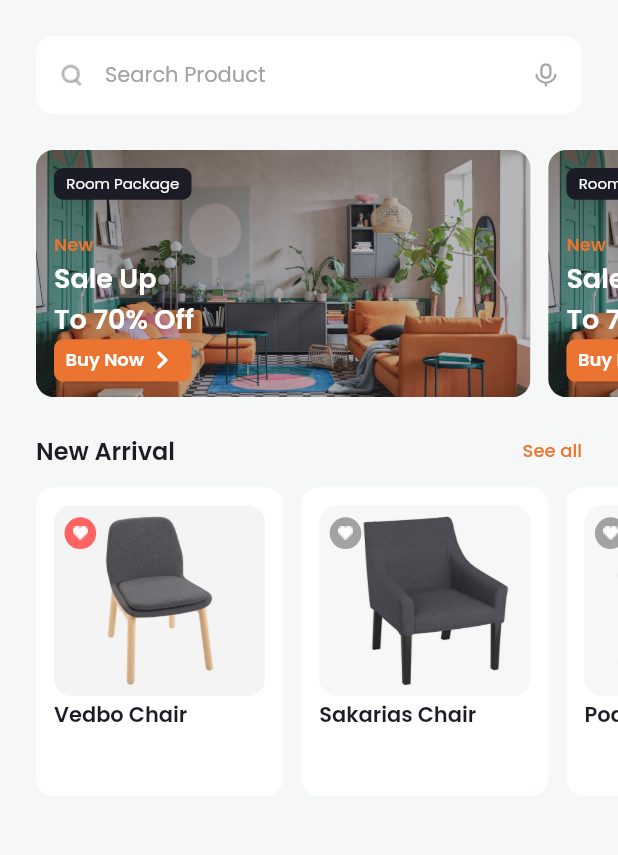
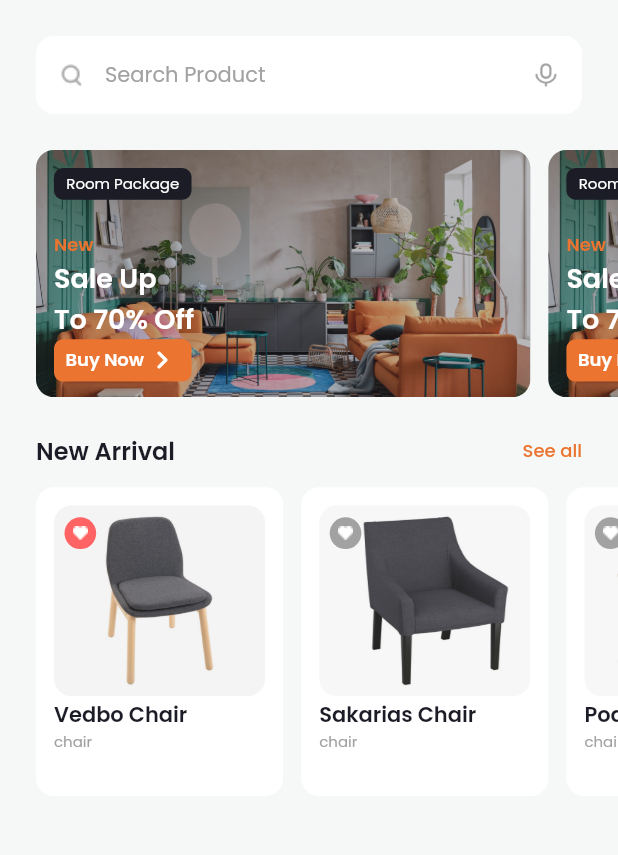
Before and after one commit to LazuardiFadhilah/Furnishop, a Flutter app: the screen it shows after launch, on a phone screen of 412 x 824 dp, the part 72-927 px from its top. Run offline on Flutter 3.47's test engine with Material 2 defaults, Android fonts, the phone set to English and light mode, and no system bars; our stand-ins replace google_fonts.

Commit message:
continue arrival widget

```diff
--- a/lib/main.dart
+++ b/lib/main.dart
@@ -12,7 +12,7 @@ class MyApp extends StatelessWidget {
       debugShowCheckedModeBanner: false,
       initialRoute: '/',
       routes: {
-        '/': (context) => HomeScreen(),
+        '/': (context) => const HomeScreen(),
       },
     );
   }
--- a/lib/screens/home_screen.dart
+++ b/lib/screens/home_screen.dart
@@ -5,14 +5,9 @@ import 'package:furnishop/widgets/arrival_items.dart';
 
 import '../styles.dart';
 import '../datas/items_data.dart';
-import '../datas/categories_data.dart';
 
 class HomeScreen extends StatelessWidget {
-  var catData = categoriesData.where(
-    (element) => element.id == itemsData.map((e) => e.catId).toString(),
-  );
-
-  HomeScreen({super.key});
+  const HomeScreen({super.key});
 
   Widget headerWidget() {
     return Row(
@@ -183,8 +178,6 @@ class HomeScreen extends StatelessWidget {
 
   @override
   Widget build(BuildContext context) {
-    // ignore: avoid_print
-    print(catData);
     return Scaffold(
       backgroundColor: bgColor,
       body: SafeArea(
@@ -260,7 +253,7 @@ class HomeScreen extends StatelessWidget {
                           itmData.title,
                           itmData.desc,
                           itmData.price,
-                          catData.map((e) => e.title).toString(),
+                          itmData.catId,
                           itmData.img,
                           itmData.isFavorite,
                         ),
--- a/lib/widgets/arrival_items.dart
+++ b/lib/widgets/arrival_items.dart
@@ -1,10 +1,11 @@
 import 'package:flutter/material.dart';
+import 'package:furnishop/datas/categories_data.dart';
 import 'package:furnishop/styles.dart';
 // ignore: unused_import
 import '../screens/home_screen.dart';
 
 // ignore: must_be_immutable
-class ArrivalItems extends StatelessWidget {
+class ArrivalItems extends StatefulWidget {
   final String id;
   final String title;
   final String desc;
@@ -18,7 +19,15 @@ class ArrivalItems extends StatelessWidget {
       {super.key});
 
   @override
+  State<ArrivalItems> createState() => _ArrivalItemsState();
+}
+
+class _ArrivalItemsState extends State<ArrivalItems> {
+  @override
   Widget build(BuildContext context) {
+    final catTitle =
+        categoriesData.firstWhere((element) => element.id == widget.catId);
+
     return Row(
       children: [
         Container(
@@ -29,6 +38,18 @@ class ArrivalItems extends StatelessWidget {
             borderRadius: BorderRadius.circular(12),
             color: whiteColor,
           ),
+          child: GestureDetector(
+            onDoubleTap: (() {
+              setState(
+                () {
+                  if (widget.isFavorite == false) {
+                    widget.isFavorite = true;
+                  } else {
+                    widget.isFavorite = false;
+                  }
+                },
+              );
+            }),
             child: LayoutBuilder(
               builder: (BuildContext context, BoxConstraints constraints) {
                 return Column(
@@ -43,7 +64,7 @@ class ArrivalItems extends StatelessWidget {
                           decoration: BoxDecoration(
                             borderRadius: BorderRadius.circular(12),
                             image: DecorationImage(
-                            image: AssetImage(img[0]),
+                              image: AssetImage(widget.img[0]),
                               fit: BoxFit.fill,
                             ),
                           ),
@@ -54,7 +75,9 @@ class ArrivalItems extends StatelessWidget {
                           height: constraints.maxHeight * 0.15,
                           decoration: BoxDecoration(
                             shape: BoxShape.circle,
-                          color: isFavorite == true ? redColor : greyColor,
+                            color: widget.isFavorite == true
+                                ? redColor
+                                : greyColor,
                             image: const DecorationImage(
                               image: AssetImage('assets/love_icon.png'),
                             ),
@@ -66,13 +89,18 @@ class ArrivalItems extends StatelessWidget {
                       height: constraints.maxHeight * 0.01,
                     ),
                     Text(
-                    title,
+                      widget.title,
                       style: titleTextStyle,
                       overflow: TextOverflow.ellipsis,
+                    ),
+                    Text(
+                      catTitle.title,
+                      style: descTextStyle,
                     ),
                   ],
                 );
               },
+            ),
           ),
         ),
         const SizedBox(
```
Lines whose indentation alone changed are shown as unchanged.
